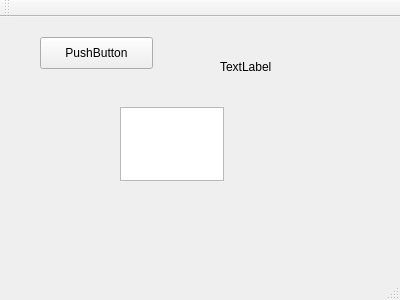
Above: NewsCS441/mainwindow.ui from bitamins/cs411-T4 before the change. Below: the same form after it.
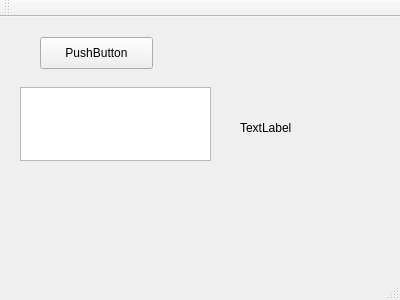
That is the form after the change.

Patch:
```diff
--- a/NewsCS441/mainwindow.ui
+++ b/NewsCS441/mainwindow.ui
@@ -30,9 +30,9 @@
    <widget class="QTextEdit" name="textEdit">
     <property name="geometry">
      <rect>
-      <x>120</x>
-      <y>90</y>
-      <width>104</width>
+      <x>20</x>
+      <y>70</y>
+      <width>191</width>
       <height>74</height>
      </rect>
     </property>
@@ -40,10 +40,10 @@
    <widget class="QLabel" name="label">
     <property name="geometry">
      <rect>
-      <x>220</x>
+      <x>240</x>
       <y>40</y>
       <width>111</width>
-      <height>20</height>
+      <height>141</height>
      </rect>
     </property>
     <property name="text">
```
